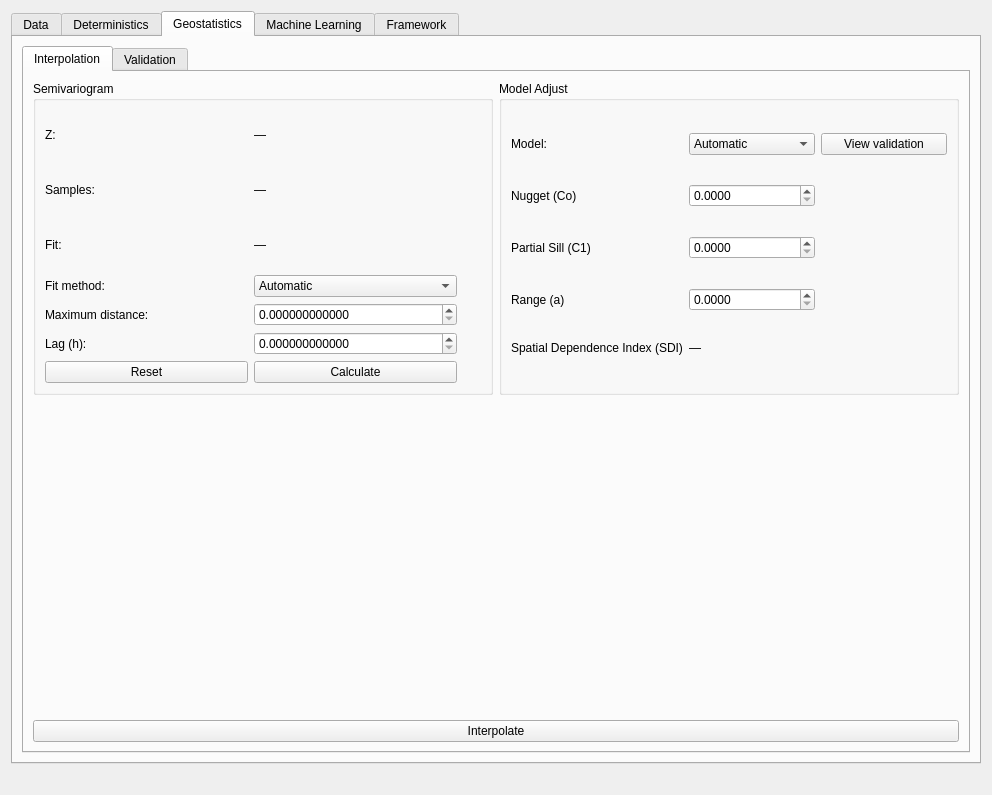
Old version of the form bestfitinterpolator/BestFitInterpolator_dialog_base.ui in the repository ladelgadobe/BestFitInterpolation.
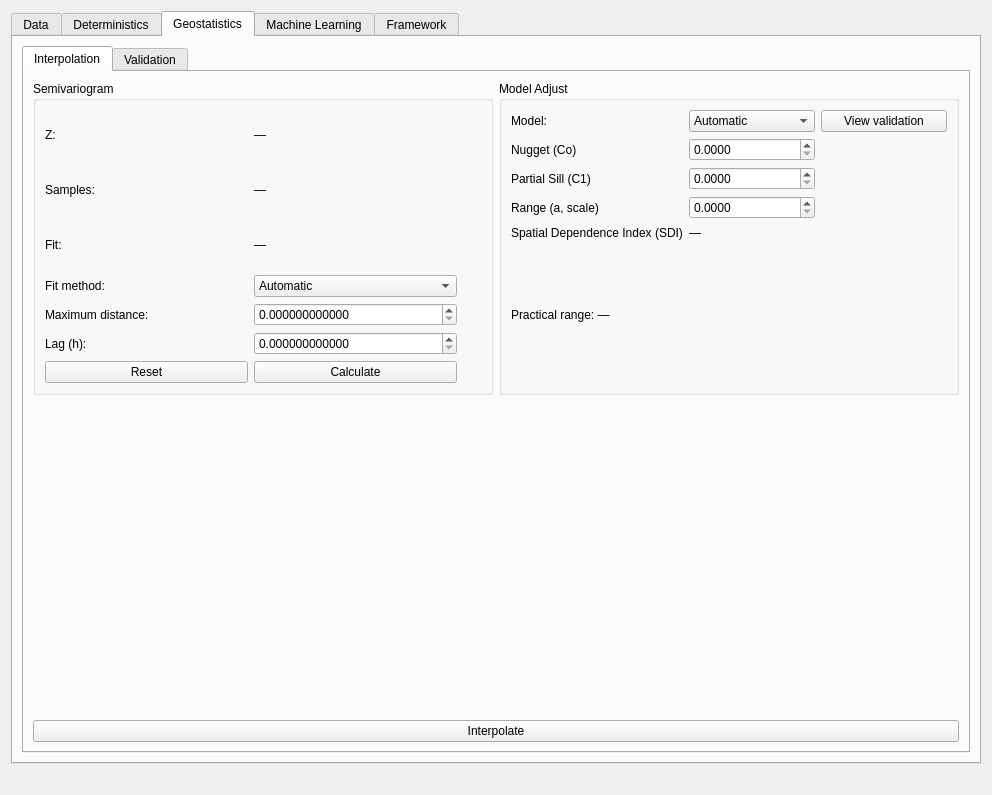
New version of the form. The open tabs and pages were chosen to show the change. Icons and pictures are not drawn.

Patch:
```diff
--- a/bestfitinterpolator/BestFitInterpolator_dialog_base.ui
+++ b/bestfitinterpolator/BestFitInterpolator_dialog_base.ui
@@ -661,7 +661,7 @@
                 <item row="4" column="0">
                  <widget class="QLabel" name="lblOKRange">
                   <property name="text">
-                   <string>Range (a)</string>
+                   <string>Range (a, scale)</string>
                   </property>
                  </widget>
                 </item>
@@ -779,6 +779,16 @@
                   </property>
                  </widget>
                 </item>
+                <item row="6" column="0" colspan="3">
+                 <widget class="QLabel" name="lblOKPracticalRange">
+                  <property name="text">
+                   <string>Practical range: —</string>
+                  </property>
+                  <property name="wordWrap">
+                   <bool>true</bool>
+                  </property>
+                 </widget>
+                </item>
                </layout>
               </widget>
              </item>
```
